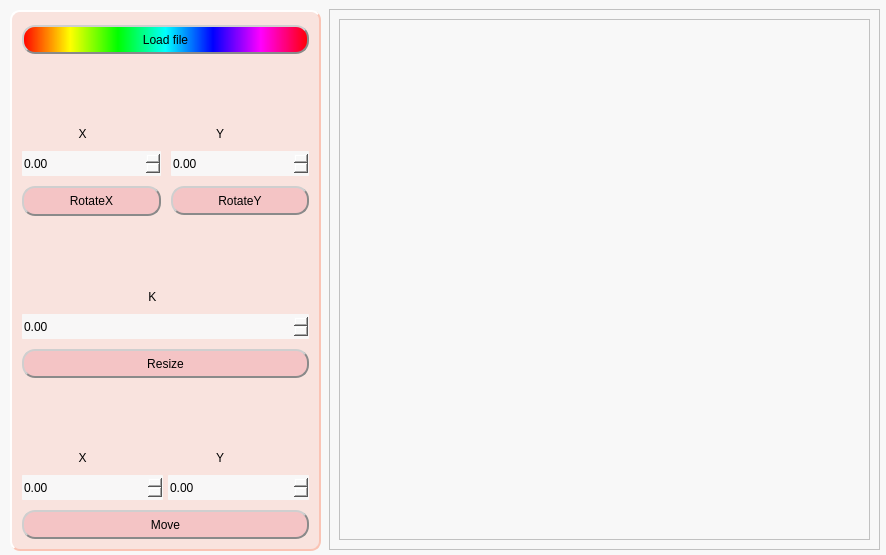
Old version of the form uis/mainwindow.ui in the repository yletamitlu/modelViewer.
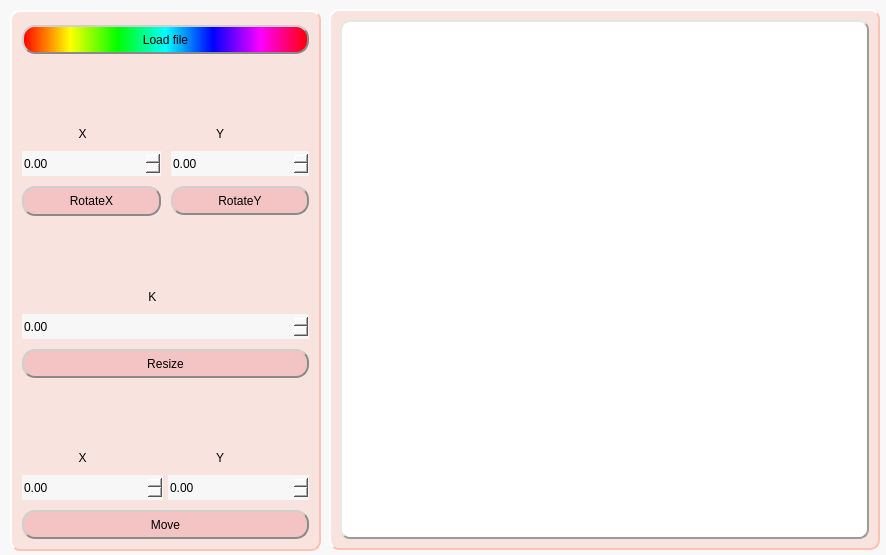
New version of the form. Icons and pictures are not drawn.

```diff
--- a/uis/mainwindow.ui
+++ b/uis/mainwindow.ui
@@ -19,6 +19,9 @@
 }</string>
   </property>
   <widget class="QWidget" name="centralwidget">
+   <property name="styleSheet">
+    <string notr="true"/>
+   </property>
    <widget class="QFrame" name="frame">
     <property name="geometry">
      <rect>
@@ -28,6 +31,15 @@
       <height>541</height>
      </rect>
     </property>
+    <property name="styleSheet">
+     <string notr="true">QFrame {
+	background-color: rgba(250, 195, 180, 100);
+    border: 2px solid rgba(250, 195, 180, 250);
+    border-style: outset;
+    border-width: 2px;
+	border-radius:10px;
+}</string>
+    </property>
     <property name="frameShape">
      <enum>QFrame::StyledPanel</enum>
     </property>
@@ -36,7 +48,17 @@
     </property>
     <layout class="QHBoxLayout" name="horizontalLayout_3">
      <item>
-      <widget class="QGraphicsView" name="graphicsView"/>
+      <widget class="QGraphicsView" name="graphicsView">
+       <property name="styleSheet">
+        <string notr="true">
+background-color: rgb(255, 255, 255);
+border: 2px solid rgba(151, 155, 154, 250);    
+border-style: outset;
+border-width: 2px;
+border-radius:10px;
+</string>
+       </property>
+      </widget>
      </item>
     </layout>
    </widget>
```
